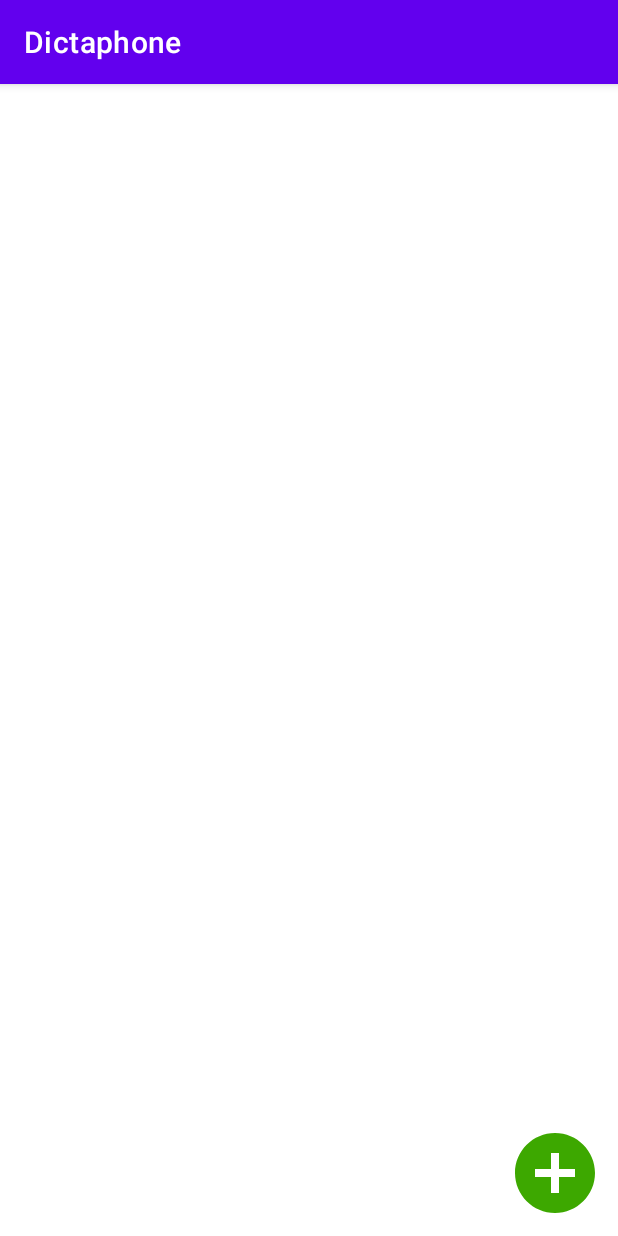
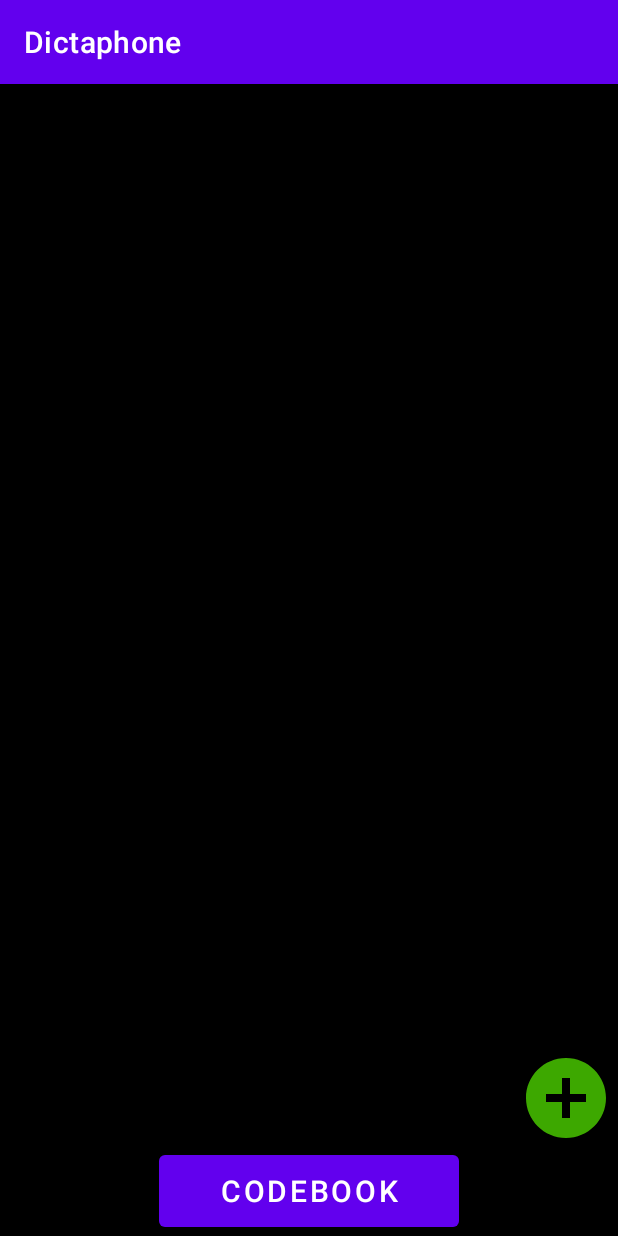
Before and after one commit to ivan2532/Dictaphone, an Android app: the screen it shows after launch (MainActivity), on a phone screen of 412 x 824 dp. Run offline under Robolectric (Android 15) with nearby library versions, the phone set to English and light mode, and no system bars.

Commit message:
Added codebook

```diff
--- /dev/null
+++ b/app/src/main/java/com/ivanb/dictaphone/CodeModel.kt
@@ -0,0 +1,5 @@
+package com.ivanb.dictaphone
+
+class CodeModel(
+    val code: String
+) : java.io.Serializable
--- a/app/src/main/java/com/ivanb/dictaphone/MainActivity.kt
+++ b/app/src/main/java/com/ivanb/dictaphone/MainActivity.kt
@@ -3,15 +3,12 @@ package com.ivanb.dictaphone
 import android.app.Activity
 import android.content.Intent
 import android.os.Bundle
-import android.view.View
 import android.widget.Button
 import android.widget.ImageView
 import androidx.appcompat.app.AppCompatActivity
 import androidx.core.app.ActivityCompat
 import androidx.recyclerview.widget.LinearLayoutManager
 import androidx.recyclerview.widget.RecyclerView
-import com.ivanb.dictaphone.playback.AndroidAudioPlayer
-import com.ivanb.dictaphone.record.AndroidAudioRecorded
 import java.io.File
 import java.nio.file.Files
 import java.nio.file.attribute.BasicFileAttributes
@@ -20,14 +17,6 @@ class MainActivity : AppCompatActivity() {
 
     private var recordModels:MutableList<RecordModel> = ArrayList()
 
-    private val recorder by lazy {
-        AndroidAudioRecorded(applicationContext)
-    }
-
-    private val player by lazy {
-        AndroidAudioPlayer(applicationContext)
-    }
-
     private val recyclerView: RecyclerView by lazy {
         findViewById(R.id.recordingsRecyclerView)
     }
@@ -35,7 +24,9 @@ class MainActivity : AppCompatActivity() {
         RecordRecyclerViewAdapter(this, recordModels)
     }
 
-    private var audioFile: File? = null
+    private val comparator = Comparator<RecordModel> { recordModel1, recordModel2 ->
+        recordModel2.creationTime.compareTo(recordModel1.creationTime)
+    }
 
     override fun onCreate(savedInstanceState: Bundle?) {
         super.onCreate(savedInstanceState)
@@ -57,29 +48,12 @@ class MainActivity : AppCompatActivity() {
             val intent = Intent(this, RecordActivity::class.java)
             startActivityForResult(intent, 1)
         }
-    }
 
-    fun startRecording(view: View) {
-
-        File(cacheDir, "audio.mp3").also {
-            recorder.start(it)
-            audioFile = it
+        val codebookButton: Button = findViewById(R.id.codebook_button)
+        codebookButton.setOnClickListener { view ->
+            val intent = Intent(this, CodebookActivity::class.java)
+            startActivity(intent)
         }
-    }
-
-    fun stopRecording(view: View) {
-
-        File(cacheDir, "audio.mp3").also {
-            recorder.stop()
-        }
-    }
-
-    fun playAudio(view: View) {
-        player.playFile(audioFile ?: return)
-    }
-
-    fun stopAudio(view: View) {
-        player.stop()
     }
 
     private fun setUpRecordModels() {
@@ -89,11 +63,10 @@ class MainActivity : AppCompatActivity() {
         val directory = File(path)
         val files = directory.listFiles { file -> file.extension == "mp3" } ?: return
 
-        val test = "prvi.mp3".replaceFirst("[.][^.]+$", "")
-
         recordModels =  files.map {
-            RecordModel(it.nameWithoutExtension, Files.readAttributes(it.toPath(), BasicFileAttributes::class.java).creationTime(), it.path)
+            RecordModel(it.nameWithoutExtension.substringBefore('-'), Files.readAttributes(it.toPath(), BasicFileAttributes::class.java).creationTime(), it.path)
         }.toMutableList()
+        recordModels.sortWith(comparator)
     }
 
     override fun onActivityResult(requestCode: Int, resultCode: Int, data: Intent?) {
@@ -103,8 +76,12 @@ class MainActivity : AppCompatActivity() {
 
             val audioFilePath = data?.getStringExtra("filePath")
             val newFile = File(audioFilePath)
-            recordModels.add(RecordModel(newFile.nameWithoutExtension, Files.readAttributes(newFile.toPath(), BasicFileAttributes::class.java).creationTime(), newFile.path))
-            adapter.notifyItemInserted(recordModels.size - 1)
+
+            val fileName = newFile.nameWithoutExtension.substringBefore('-')
+
+            recordModels.add(RecordModel(fileName, Files.readAttributes(newFile.toPath(), BasicFileAttributes::class.java).creationTime(), newFile.path))
+            recordModels.sortWith(comparator)
+            adapter.notifyItemInserted(recordModels.indexOfFirst { it.path == newFile.path })
         }
     }
 }
--- a/app/src/main/java/com/ivanb/dictaphone/RecordModel.kt
+++ b/app/src/main/java/com/ivanb/dictaphone/RecordModel.kt
@@ -1,14 +1,13 @@
 package com.ivanb.dictaphone
 
 import java.nio.file.attribute.FileTime
-import java.time.Instant
 import java.time.ZoneId
 import java.time.format.DateTimeFormatter
 import java.util.*
 
 class RecordModel(
     val name: String,
-    private val creationTime: FileTime,
+    val creationTime: FileTime,
     val path: String
 ) : java.io.Serializable {
 
--- a/app/src/main/java/com/ivanb/dictaphone/RecordRecyclerViewAdapter.kt
+++ b/app/src/main/java/com/ivanb/dictaphone/RecordRecyclerViewAdapter.kt
@@ -51,6 +51,7 @@ class RecordRecyclerViewAdapter(
                 "YES"
             ) { dialog, _ ->
                 File(currentRecord.path).delete()
+                File(currentRecord.path.substring(0, currentRecord.path.length - 3) + "txt").delete()
                 recordModels.removeAt(position)
                 notifyItemRemoved(position)
                 notifyItemRangeChanged(position, recordModels.size)
--- a/app/src/main/res/layout/activity_main.xml
+++ b/app/src/main/res/layout/activity_main.xml
@@ -1,28 +1,43 @@
 <?xml version="1.0" encoding="utf-8"?>
-<androidx.constraintlayout.widget.ConstraintLayout xmlns:android="http://schemas.android.com/apk/res/android"
+<RelativeLayout xmlns:android="http://schemas.android.com/apk/res/android"
     xmlns:app="http://schemas.android.com/apk/res-auto"
     xmlns:tools="http://schemas.android.com/tools"
     android:layout_width="match_parent"
     android:layout_height="match_parent"
+    android:background="@color/black"
     tools:context=".MainActivity">
 
     <androidx.recyclerview.widget.RecyclerView
         android:id="@+id/recordingsRecyclerView"
         android:layout_width="409dp"
         android:layout_height="729dp"
-        app:layout_constraintBottom_toBottomOf="parent"
-        app:layout_constraintEnd_toEndOf="parent"
-        app:layout_constraintStart_toStartOf="parent"
-        app:layout_constraintTop_toTopOf="parent" />
+        android:layout_above="@id/bottomLayout"
+        />
 
     <ImageView
         android:id="@+id/add"
         android:layout_width="wrap_content"
         android:layout_height="wrap_content"
-        app:layout_constraintBottom_toBottomOf="parent"
-        app:layout_constraintEnd_toEndOf="parent"
-        android:layout_margin="10dp"
-        android:src="@drawable/baseline_add_circle_24"
-        />
+        android:layout_alignEnd="@id/recordingsRecyclerView"
+        android:layout_alignBottom="@id/recordingsRecyclerView"
+        android:src="@drawable/baseline_add_circle_24" />
 
-</androidx.constraintlayout.widget.ConstraintLayout>
+    <RelativeLayout
+        android:layout_width="match_parent"
+        android:layout_height="wrap_content"
+        android:layout_alignParentBottom="true"
+        android:id="@+id/bottomLayout">
+
+        <Button
+            android:id="@+id/codebook_button"
+            android:layout_width="wrap_content"
+            android:layout_height="wrap_content"
+            android:layout_centerInParent="true"
+            android:width="200dp"
+            android:height="60dp"
+            android:text="Codebook"
+            android:textSize="20dp" />
+
+    </RelativeLayout>
+
+</RelativeLayout>
--- a/app/src/main/res/layout/activity_record.xml
+++ b/app/src/main/res/layout/activity_record.xml
@@ -4,7 +4,7 @@
     xmlns:tools="http://schemas.android.com/tools"
     android:layout_width="match_parent"
     android:layout_height="match_parent"
-    android:background="@color/blueTheme"
+    android:background="@color/black"
     tools:context=".RecordActivity">
 
     <EditText
```
Also changed, not shown: app/src/main/AndroidManifest.xml (+13 -3 lines), app/src/main/java/com/ivanb/dictaphone/CodeRecyclerViewAdapter.kt (added, +67 -0 lines), app/src/main/java/com/ivanb/dictaphone/CodebookActivity.kt (added, +117 -0 lines), app/src/main/java/com/ivanb/dictaphone/PlayerActivity.kt (+25 -1 lines), app/src/main/java/com/ivanb/dictaphone/RecordActivity.kt (+36 -8 lines), app/src/main/res/layout/activity_codebook.xml (added, +24 -0 lines), app/src/main/res/layout/activity_player.xml (+7 -5 lines), app/src/main/res/layout/code_row.xml (added, +44 -0 lines).
